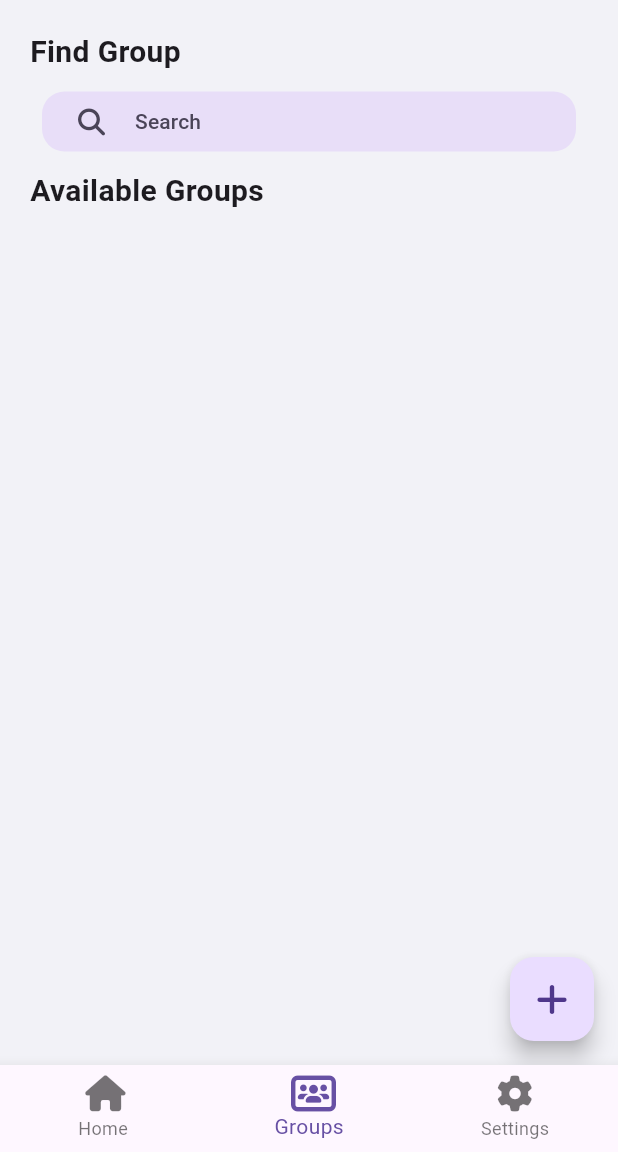
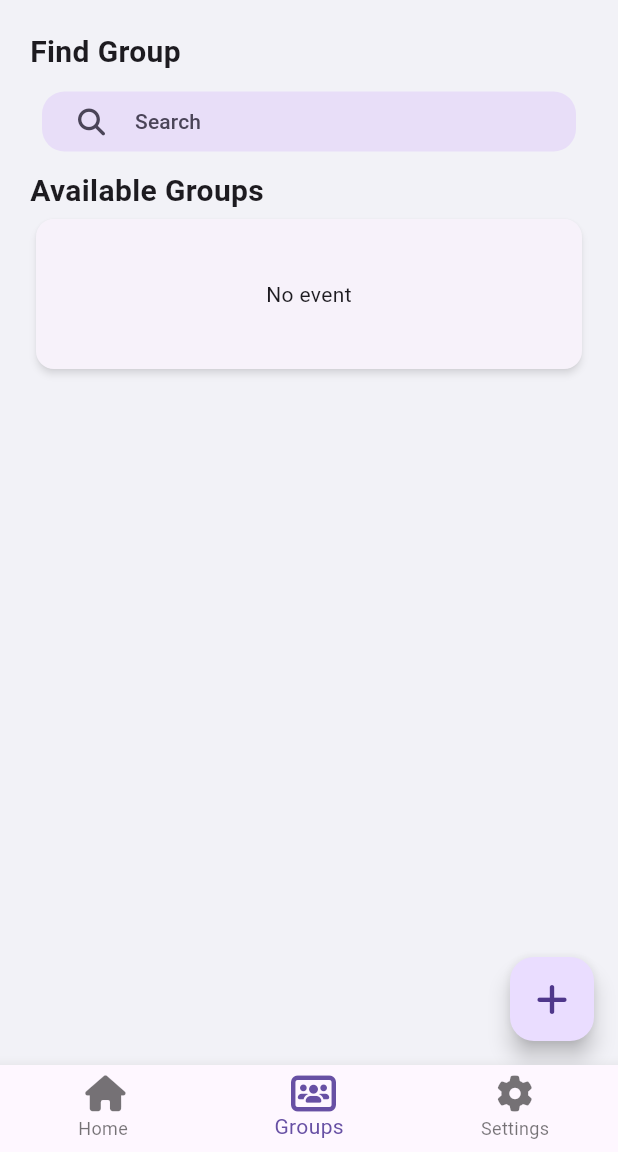
Before and after one commit to imtiendat0311/Study-Buddy, a Flutter app: the screen it shows once a user with an empty profile is signed in, item 2 of the bottom bar chosen, on a phone screen of 412 x 824 dp, the part 84-1236 px from its top. Run offline on Flutter 3.47's test engine with Material 2 defaults, Android fonts, the phone set to English and light mode, and no system bars; our stand-ins replace cloud_firestore, firebase_auth, firebase_core, font_awesome_flutter, google_maps_flutter; accounts and stored records are empty.

Commit message:
adding list view group

```diff
--- a/lib/component/group_comp.dart
+++ b/lib/component/group_comp.dart
@@ -1,8 +1,8 @@
-import 'package:animations/animations.dart';
+import 'package:cloud_firestore/cloud_firestore.dart';
+import 'package:firebase_auth/firebase_auth.dart';
 import 'package:flutter/material.dart';
 import 'package:font_awesome_flutter/font_awesome_flutter.dart';
-import 'package:study_buddy/component/search_bar.dart';
-import 'package:study_buddy/component/search_page.dart';
+
 import 'package:study_buddy/component/search_result_page.dart';
 import 'package:study_buddy/scene/create_group.dart';
 
@@ -14,6 +14,8 @@ class GroupComp extends StatefulWidget {
 }
 
 class _GroupCompState extends State<GroupComp> {
+  final db = FirebaseFirestore.instance;
+  final auth = FirebaseAuth.instance;
   @override
   Widget build(BuildContext context) {
     return Scaffold(
@@ -57,7 +59,66 @@ class _GroupCompState extends State<GroupComp> {
                   const Text(
                     "Available Groups",
                     style: TextStyle(fontSize: 20, fontWeight: FontWeight.bold),
-                  )
+                  ),
+                  StreamBuilder(
+                      stream: db.collection("groups").snapshots(),
+                      builder: (context, snapshot) {
+                        if (snapshot.hasData && snapshot.data != null) {
+                          if (snapshot.data!.docs.isEmpty) {
+                            return Center(
+                              child: Card(
+                                  shadowColor: Colors.black.withOpacity(0.5),
+                                  elevation: 2,
+                                  child: const SizedBox(
+                                      height: 100,
+                                      width: 400,
+                                      child: Center(
+                                        child: Text(
+                                          "No event",
+                                          textAlign: TextAlign.center,
+                                        ),
+                                      ))),
+                            );
+                          } else {
+                            return ListView.builder(
+                                shrinkWrap: true,
+                                itemCount: snapshot.data!.docs.length,
+                                itemBuilder: (context, index) {
+                                  return Padding(
+                                    padding: const EdgeInsets.all(8.0),
+                                    child: FilledButton.tonal(
+                                        style: ButtonStyle(
+                                            shape: MaterialStateProperty.all<
+                                                RoundedRectangleBorder>(
+                                          RoundedRectangleBorder(
+                                            borderRadius:
+                                                BorderRadius.circular(15.0),
+                                          ),
+                                        )),
+                                        onPressed: () {},
+                                        child: SizedBox(
+                                          child: Column(
+                                            children: [
+                                              Text(snapshot.data!.docs[index]
+                                                  ["title"]),
+                                              Text(snapshot.data!.docs[index]
+                                                  ["course"]),
+                                              Text(snapshot.data!.docs[index]
+                                                  ["location"]),
+                                              Text(
+                                                  "Member : ${snapshot.data!.docs[index]['members'].length}")
+                                            ],
+                                          ),
+                                        )),
+                                  );
+                                });
+                          }
+                        } else if (snapshot.hasError) {
+                          return const Text('Error');
+                        } else {
+                          return const CircularProgressIndicator();
+                        }
+                      })
                 ],
               ))),
     );
```
